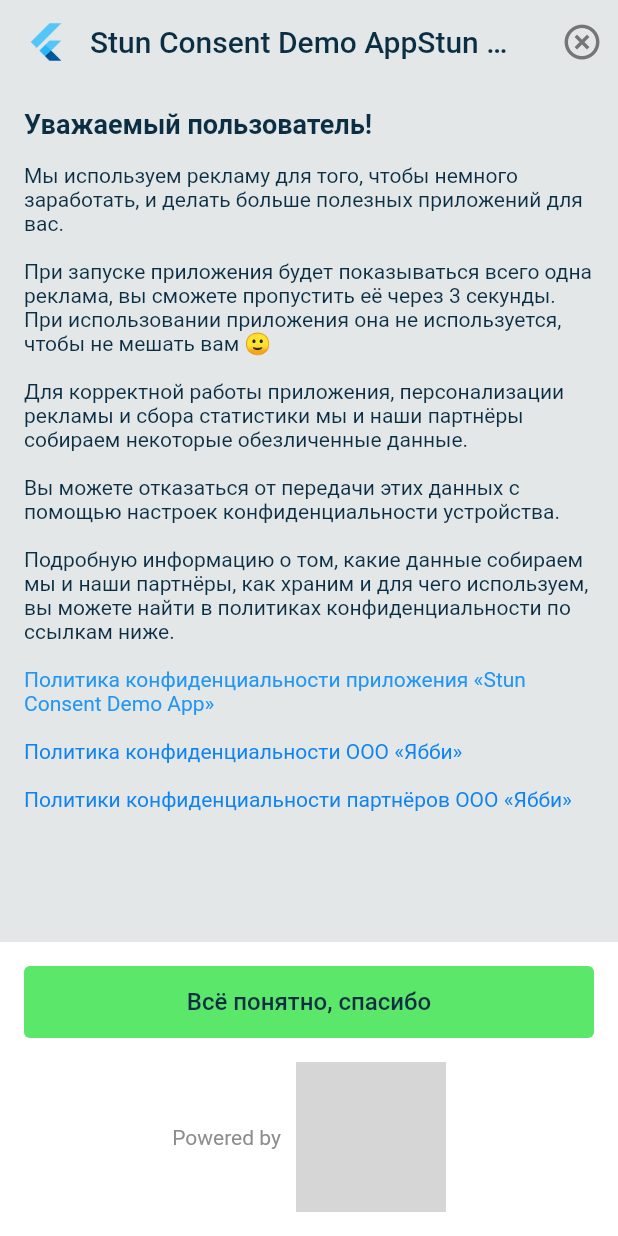
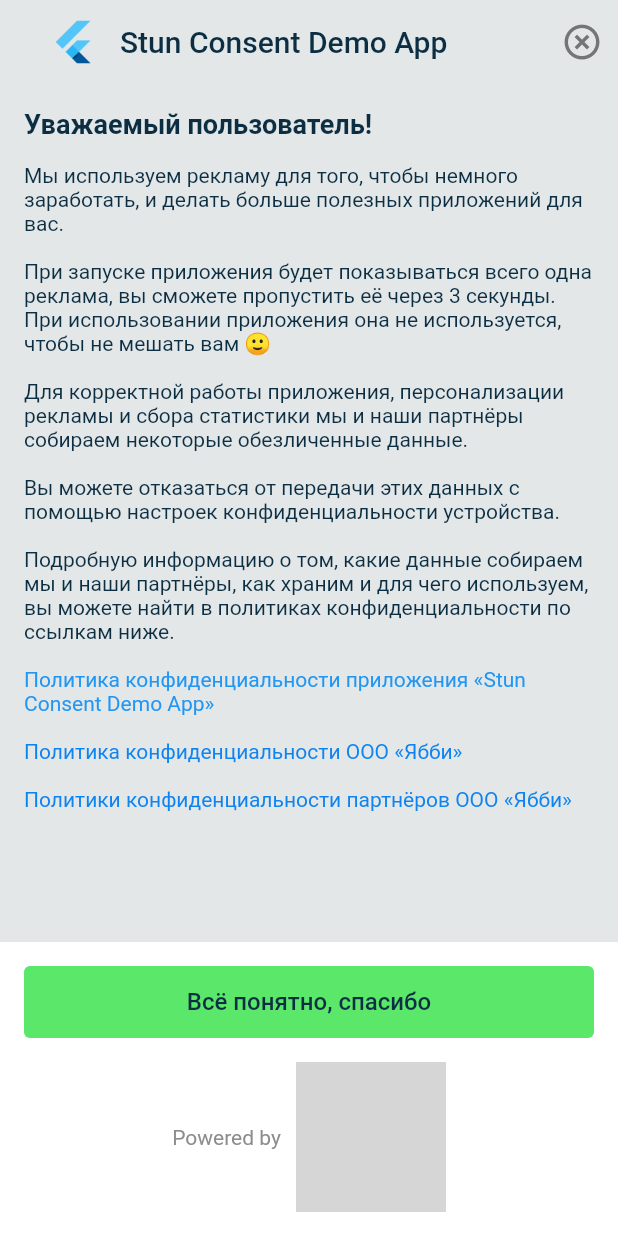
Before and after one commit to STUN-Apps-Dev/stun_consent, a Flutter app: the screen it shows after launch, after a tap on "Show Consent", on a phone screen of 412 x 824 dp. Run offline on Flutter 3.47's test engine with Material 2 defaults, Android fonts, the phone set to English and light mode, and no system bars; our stand-ins replace shared_preferences; grey boxes are pictures that could not be loaded.

Commit message:
fix: dialog

```diff
--- a/lib/consent_dialog.dart
+++ b/lib/consent_dialog.dart
@@ -20,15 +20,16 @@
           automaticallyImplyLeading: false,
           title: Row(
             children: [
+              const SizedBox(width: 16),
               Image.asset(
                 config.appIconPath,
-                width: 28,
-                height: 28,
+                width: 32,
+                height: 32,
               ),
               const SizedBox(width: 16),
               Flexible(
                 child: Text(
-                  config.appName + config.appName,
+                  config.appName,
                   style: TextStyle(
                     color: config.textColor,
                     fontSize: 20,
```
